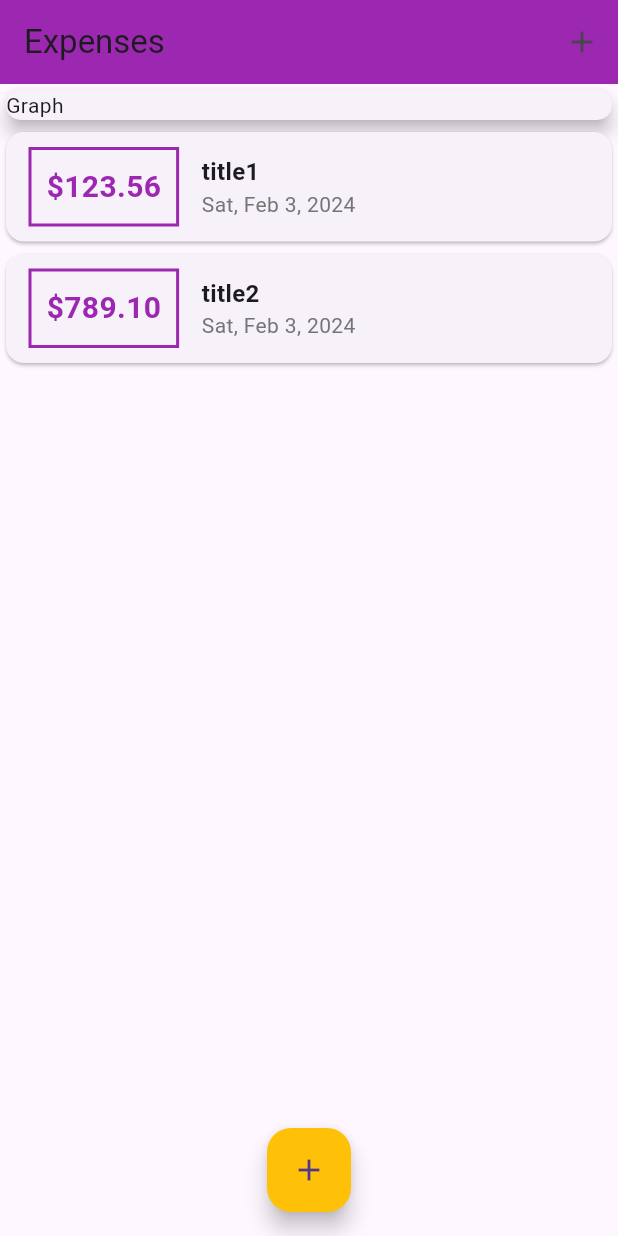
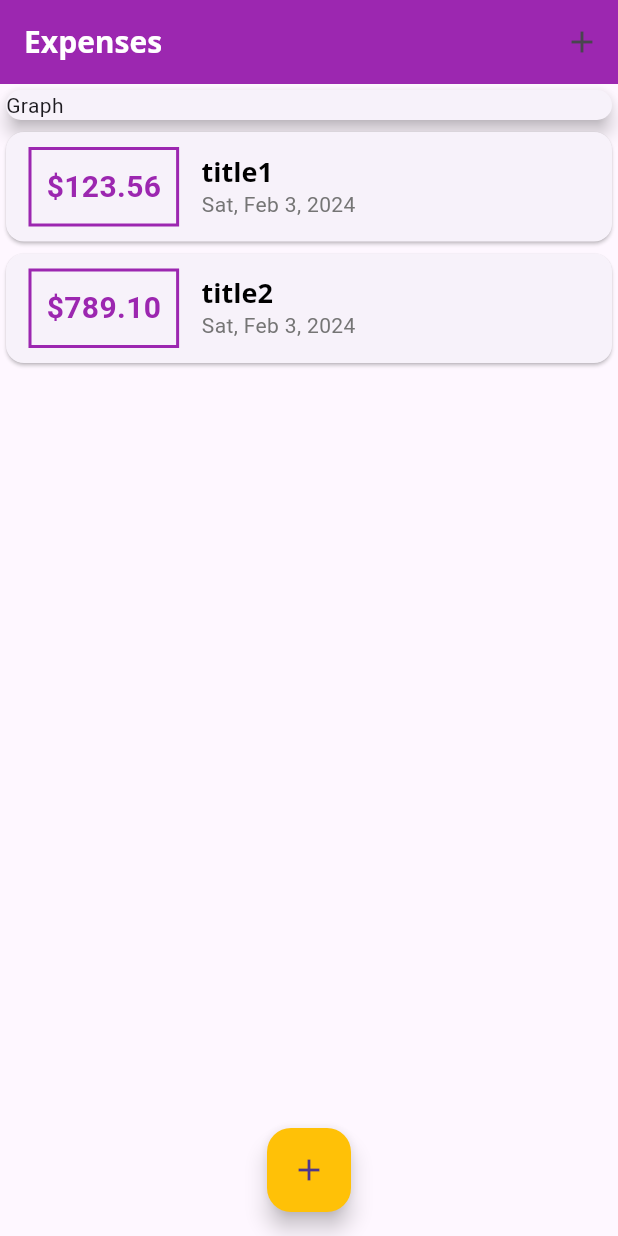
Before and after one commit to davisiqueira1/flutter_expenses_app, a Flutter app: the screen it shows after launch, on a phone screen of 412 x 824 dp. Run offline on Flutter 3.47's test engine with Material 3 defaults, Android fonts, the phone set to English and light mode, and no system bars.

Commit message:
feat: add text and appbar themes

```diff
--- a/lib/components/transaction_list.dart
+++ b/lib/components/transaction_list.dart
@@ -44,10 +44,11 @@ class TransactionList extends StatelessWidget {
                     children: [
                       Text(
                         t.title,
-                        style: const TextStyle(
-                          fontSize: 16,
-                          fontWeight: FontWeight.bold,
-                        ),
+                        style: Theme.of(context).textTheme.titleLarge,
+                        // style: const TextStyle(
+                        //   fontSize: 16,
+                        //   fontWeight: FontWeight.bold,
+                        // ),
                       ),
                       Text(
                         DateFormat.yMMMEd().format(t.date),
--- a/lib/main.dart
+++ b/lib/main.dart
@@ -19,6 +19,19 @@ class ExpensesApp extends StatelessWidget {
         colorScheme: theme.colorScheme.copyWith(
           primary: Colors.purple,
           secondary: Colors.amber,
+        ),
+        textTheme: theme.textTheme.copyWith(
+          titleLarge: const TextStyle(
+              fontFamily: "OpenSans",
+              fontSize: 18,
+              fontWeight: FontWeight.bold,
+              color: Colors.black),
+        ),
+        appBarTheme: const AppBarTheme(
+          titleTextStyle: TextStyle(
+              fontFamily: "OpenSans",
+              fontSize: 20,
+              fontWeight: FontWeight.bold),
         ),
       ),
     );
```
